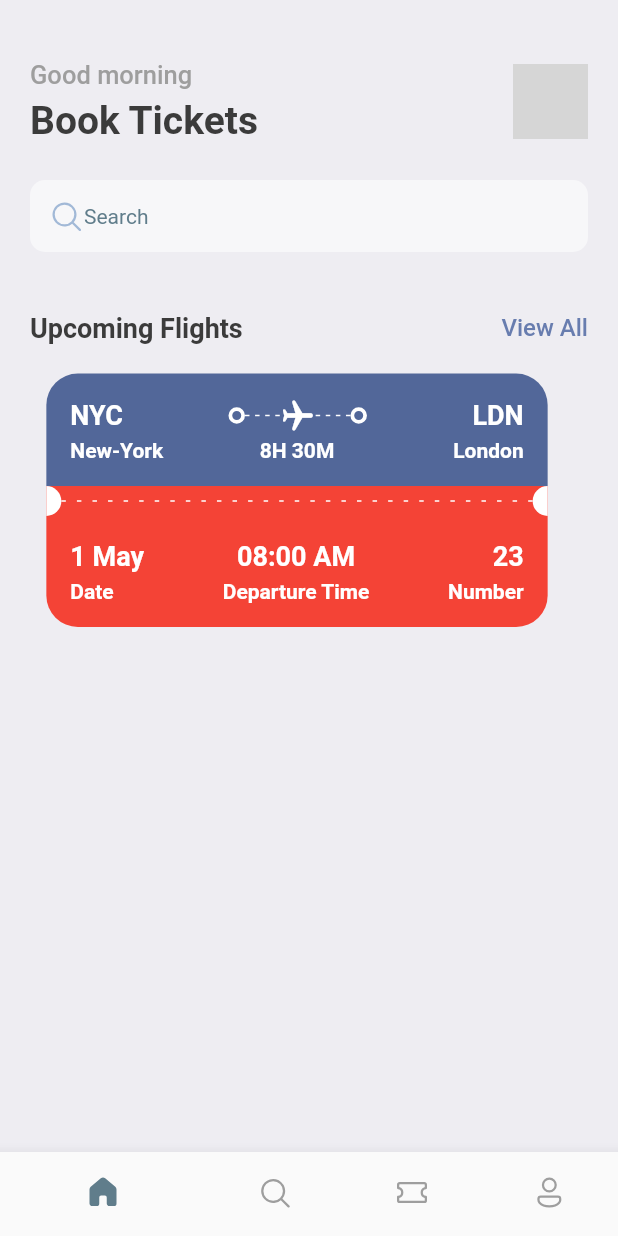
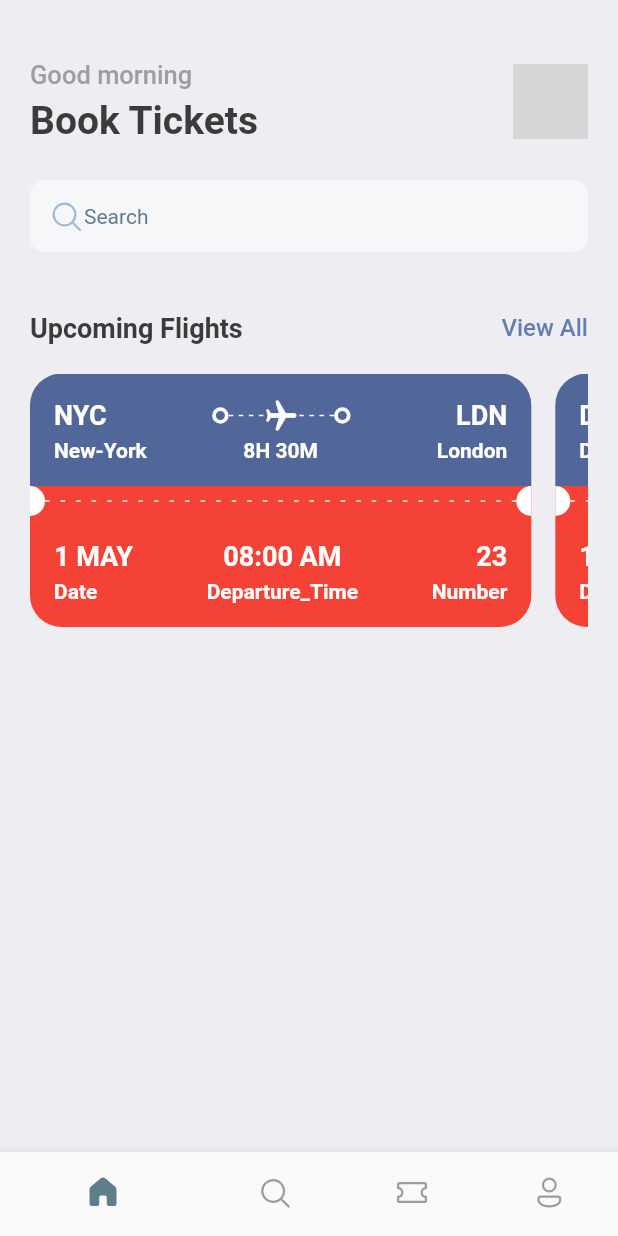
Before and after one commit to AramKim37/airplane_ticket, a Flutter app: the screen it shows after launch, on a phone screen of 412 x 824 dp. Run offline on Flutter 3.47's test engine with Material 2 defaults, Android fonts, the phone set to English and light mode, and no system bars; our stand-ins replace fluentui_icons; grey boxes are pictures that could not be loaded.

Commit message:
add json file for ticket list information and add singlechildscrollview

```diff
--- /dev/null
+++ b/lib/base/utils/all_json.dart
@@ -0,0 +1,40 @@
+List<Map<String, dynamic>> hotelList = [
+  {
+    'image': 'one.png',
+    'place': 'Open Space',
+    'destination': 'London',
+    'price': 25
+  },
+  {
+    'image': 'two.png',
+    'place': 'Global Will',
+    'destination': 'London',
+    'price': 40
+  },
+  {
+    'image': 'three.png',
+    'place': 'Tallest Building',
+    'destination': 'Dubai',
+    'price': 68
+  },
+];
+//Map and List for Ticket
+
+List<Map<String, dynamic>> ticketList = [
+  {
+    'from': {'code': "NYC", 'name': "New-York"},
+    'to': {'code': "LDN", 'name': "London"},
+    'flying_time': '8H 30M',
+    'date': "1 MAY",
+    'departure_time': "08:00 AM",
+    "number": 23
+  },
+  {
+    'from': {'code': "DK", 'name': "Dhaka"},
+    'to': {'code': "SH", 'name': "Shanghai"},
+    'flying_time': '4H 20M',
+    'date': "10 MAY",
+    'departure_time': "09:00 AM",
+    "number": 45
+  },
+];
--- a/lib/base/widgets/ticket_view.dart
+++ b/lib/base/widgets/ticket_view.dart
@@ -6,11 +6,11 @@ import 'package:airplane_ticket/base/widgets/big_dot.dart';
 import 'package:airplane_ticket/base/widgets/text_style_fourth.dart';
 import 'package:airplane_ticket/base/widgets/text_style_third.dart';
 import 'package:flutter/material.dart';
-import 'package:flutter/src/widgets/container.dart';
-import 'package:flutter/src/widgets/framework.dart';
 
 class TicketView extends StatelessWidget {
-  const TicketView({super.key});
+  final Map<String, dynamic> ticket;
+
+  const TicketView({super.key, required this.ticket});
 
   @override
   Widget build(BuildContext context) {
@@ -30,7 +30,7 @@ class TicketView extends StatelessWidget {
                 children: [
                   Row(
                     children: [
-                      TextStyleThird(text: "NYC"),
+                      TextStyleThird(text: ticket["from"]["code"]),
                       Expanded(
                         child: Container(),
                       ),
@@ -59,7 +59,7 @@ class TicketView extends StatelessWidget {
                       Expanded(
                         child: Container(),
                       ),
-                      TextStyleThird(text: "LDN")
+                      TextStyleThird(text: ticket["to"]["code"])
                     ],
                   ),
                   SizedBox(
@@ -70,19 +70,19 @@ class TicketView extends StatelessWidget {
                       SizedBox(
                           width: 100,
                           child: TextStyleFourth(
-                            text: "New-York",
+                            text: ticket["from"]["name"],
                           )),
                       Expanded(
                         child: Container(),
                       ),
-                      TextStyleFourth(text: "8H 30M"),
+                      TextStyleFourth(text: ticket["flying_time"]),
                       Expanded(
                         child: Container(),
                       ),
                       SizedBox(
                           width: 100,
                           child: TextStyleFourth(
-                            text: "London",
+                            text: ticket["to"]["name"],
                             align: TextAlign.end,
                           ))
                     ],
@@ -131,14 +131,15 @@ class TicketView extends StatelessWidget {
                   Row(
                     mainAxisAlignment: MainAxisAlignment.spaceBetween,
                     children: [
-                      AppColumnTextLayout(topText: "1 May", bottomText: "Date"),
                       AppColumnTextLayout(
-                        topText: "08:00 AM",
-                        bottomText: "Departure Time",
+                          topText: ticket["date"], bottomText: "Date"),
+                      AppColumnTextLayout(
+                        topText: ticket["departure_time"],
+                        bottomText: "Departure_Time",
                         alignment: CrossAxisAlignment.center,
                       ),
                       AppColumnTextLayout(
-                        topText: "23",
+                        topText: ticket["number"].toString(),
                         bottomText: "Number",
                         alignment: CrossAxisAlignment.end,
                       ),
--- a/lib/screens/home_screen.dart
+++ b/lib/screens/home_screen.dart
@@ -6,6 +6,7 @@ import 'package:flutter/src/widgets/container.dart';
 import 'package:flutter/src/widgets/framework.dart';
 
 import '../base/res/styles/app_styles.dart';
+import '../base/utils/all_json.dart';
 import '../base/widgets/add_double_text.dart';
 
 class HomeScreen extends StatelessWidget {
@@ -96,7 +97,17 @@ class HomeScreen extends StatelessWidget {
                 const SizedBox(
                   height: 20,
                 ),
-                TicketView(),
+                SingleChildScrollView(
+                  scrollDirection: Axis.horizontal,
+                  child: Row(
+                    children: ticketList
+                        .take(2) //화면에 2개의 티켓만 나오도록 한다.지우면 모든 리스트의 목록이 나온다.
+                        .map((singleTicket) => TicketView(
+                              ticket: singleTicket,
+                            ))
+                        .toList(),
+                  ),
+                ),
               ],
             ),
           ),
```
